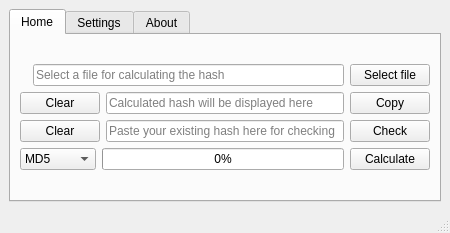
The window that ui/mainwindow.ui (Rizwan-Hasan/Free-Hash-Checker) describes before a commit, drawn with Qt 5.
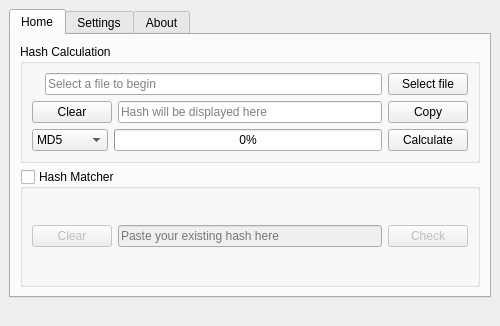
The same window after the commit. Icons and pictures are not drawn.

What changed in the file:
```diff
--- a/ui/mainwindow.ui
+++ b/ui/mainwindow.ui
@@ -2,24 +2,27 @@
 <ui version="4.0">
  <class>MainWindow</class>
  <widget class="QMainWindow" name="MainWindow">
+  <property name="enabled">
+   <bool>true</bool>
+  </property>
   <property name="geometry">
    <rect>
     <x>0</x>
     <y>0</y>
-    <width>450</width>
-    <height>233</height>
+    <width>500</width>
+    <height>326</height>
    </rect>
   </property>
   <property name="minimumSize">
    <size>
-    <width>450</width>
-    <height>233</height>
+    <width>500</width>
+    <height>326</height>
    </size>
   </property>
   <property name="maximumSize">
    <size>
-    <width>450</width>
-    <height>233</height>
+    <width>500</width>
+    <height>326</height>
    </size>
   </property>
   <property name="windowTitle">
@@ -35,10 +38,22 @@
   <property name="styleSheet">
    <string notr="true"/>
   </property>
+  <property name="documentMode">
+   <bool>false</bool>
+  </property>
+  <property name="tabShape">
+   <enum>QTabWidget::Rounded</enum>
+  </property>
   <widget class="QWidget" name="centralwidget">
    <layout class="QVBoxLayout" name="verticalLayout_2">
     <item>
      <widget class="QTabWidget" name="tabWidget">
+      <property name="sizePolicy">
+       <sizepolicy hsizetype="Preferred" vsizetype="Preferred">
+        <horstretch>0</horstretch>
+        <verstretch>0</verstretch>
+       </sizepolicy>
+      </property>
       <property name="tabPosition">
        <enum>QTabWidget::North</enum>
       </property>
@@ -62,13 +77,20 @@
        <attribute name="title">
         <string>Home</string>
        </attribute>
+       <layout class="QVBoxLayout" name="verticalLayout_4">
+        <item>
+         <widget class="QGroupBox" name="groupBoxHashCalculation">
+          <property name="title">
+           <string>Hash Calculation</string>
+          </property>
+          <property name="flat">
+           <bool>false</bool>
+          </property>
+          <property name="checkable">
+           <bool>false</bool>
+          </property>
        <layout class="QVBoxLayout" name="verticalLayout">
         <item>
-         <layout class="QVBoxLayout" name="verticalLayout_3">
-          <property name="leftMargin">
-           <number>0</number>
-          </property>
-          <item>
            <layout class="QHBoxLayout" name="horizontalLayout" stretch="0,0,0">
             <property name="spacing">
              <number>6</number>
@@ -101,7 +123,7 @@
                <bool>true</bool>
               </property>
               <property name="placeholderText">
-               <string>Select a file for calculating the hash</string>
+                <string>Select a file to begin</string>
               </property>
              </widget>
             </item>
@@ -152,7 +174,7 @@
                <bool>false</bool>
               </property>
               <property name="placeholderText">
-               <string>Calculated hash will be displayed here</string>
+                <string>Hash will be displayed here</string>
               </property>
              </widget>
             </item>
@@ -175,60 +197,6 @@
             </item>
            </layout>
           </item>
-          <item>
-           <layout class="QHBoxLayout" name="horizontalLayout_4">
-            <item>
-             <widget class="QPushButton" name="buttnClearCheckHashBox">
-              <property name="text">
-               <string>Clear</string>
-              </property>
-              <property name="icon">
-               <iconset resource="resources.qrc">
-                <normaloff>:/clear/eraser.png</normaloff>:/clear/eraser.png</iconset>
-              </property>
-              <property name="iconSize">
-               <size>
-                <width>20</width>
-                <height>21</height>
-               </size>
-              </property>
-             </widget>
-            </item>
-            <item>
-             <widget class="QLineEdit" name="lineEditCheckHashBox">
-              <property name="maxLength">
-               <number>128</number>
-              </property>
-              <property name="readOnly">
-               <bool>false</bool>
-              </property>
-              <property name="placeholderText">
-               <string>Paste your existing hash here for checking</string>
-              </property>
-              <property name="clearButtonEnabled">
-               <bool>false</bool>
-              </property>
-             </widget>
-            </item>
-            <item>
-             <widget class="QPushButton" name="buttonCheckHash">
-              <property name="text">
-               <string>Check</string>
-              </property>
-              <property name="icon">
-               <iconset resource="resources.qrc">
-                <normaloff>:/check/magnifying-glass.png</normaloff>:/check/magnifying-glass.png</iconset>
-              </property>
-              <property name="iconSize">
-               <size>
-                <width>20</width>
-                <height>21</height>
-               </size>
-              </property>
-             </widget>
-            </item>
-           </layout>
-          </item>
           <item>
            <layout class="QHBoxLayout" name="horizontalLayout_2" stretch="0,0,0">
             <property name="leftMargin">
@@ -367,6 +335,76 @@
            </layout>
           </item>
          </layout>
+         </widget>
+        </item>
+        <item>
+         <widget class="QGroupBox" name="groupBoxHashMatcher">
+          <property name="title">
+           <string>Hash Matcher</string>
+          </property>
+          <property name="checkable">
+           <bool>true</bool>
+          </property>
+          <property name="checked">
+           <bool>false</bool>
+          </property>
+          <layout class="QVBoxLayout" name="verticalLayout_3">
+           <item>
+            <layout class="QHBoxLayout" name="horizontalLayout_4">
+             <item>
+              <widget class="QPushButton" name="buttnClearCheckHashBox">
+               <property name="text">
+                <string>Clear</string>
+               </property>
+               <property name="icon">
+                <iconset resource="resources.qrc">
+                 <normaloff>:/clear/eraser.png</normaloff>:/clear/eraser.png</iconset>
+               </property>
+               <property name="iconSize">
+                <size>
+                 <width>20</width>
+                 <height>21</height>
+                </size>
+               </property>
+              </widget>
+             </item>
+             <item>
+              <widget class="QLineEdit" name="lineEditCheckHashBox">
+               <property name="maxLength">
+                <number>128</number>
+               </property>
+               <property name="readOnly">
+                <bool>false</bool>
+               </property>
+               <property name="placeholderText">
+                <string>Paste your existing hash here</string>
+               </property>
+               <property name="clearButtonEnabled">
+                <bool>false</bool>
+               </property>
+              </widget>
+             </item>
+             <item>
+              <widget class="QPushButton" name="buttonCheckHash">
+               <property name="text">
+                <string>Check</string>
+               </property>
+               <property name="icon">
+                <iconset resource="resources.qrc">
+                 <normaloff>:/check/magnifying-glass.png</normaloff>:/check/magnifying-glass.png</iconset>
+               </property>
+               <property name="iconSize">
+                <size>
+                 <width>20</width>
+                 <height>21</height>
+                </size>
+               </property>
+              </widget>
+             </item>
+            </layout>
+           </item>
+          </layout>
+         </widget>
         </item>
        </layout>
       </widget>
@@ -392,7 +430,11 @@
     </item>
    </layout>
   </widget>
-  <widget class="QStatusBar" name="statusbar"/>
+  <widget class="QStatusBar" name="statusbar">
+   <property name="sizeGripEnabled">
+    <bool>false</bool>
+   </property>
+  </widget>
  </widget>
  <resources>
   <include location="resources.qrc"/>
```
Left out of the diff: 19 changed lines with no effect on the pictures. Lines whose indentation alone changed are shown as unchanged.
